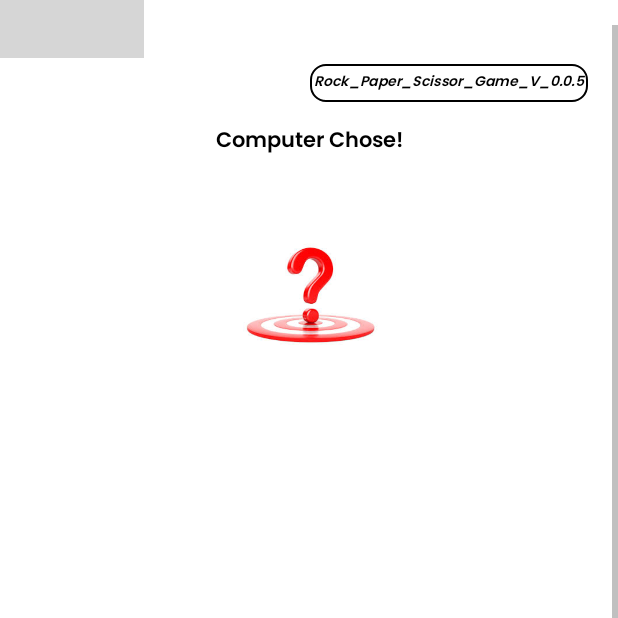
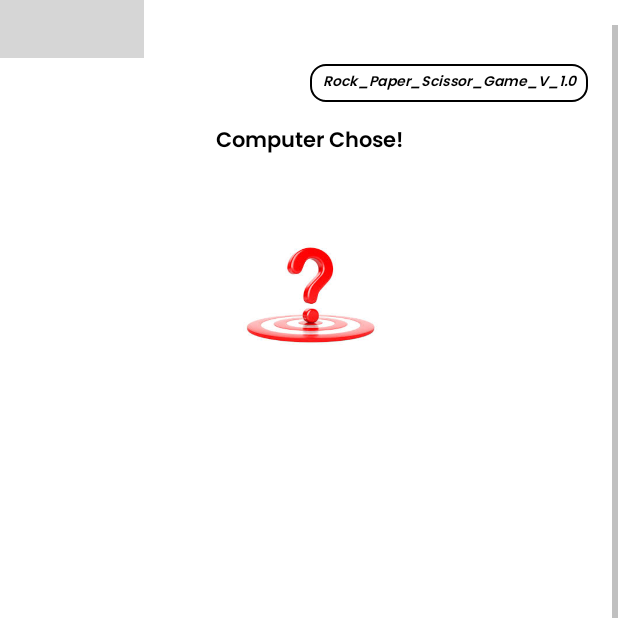
Before and after one commit to joymridha2004/Rock-Paper-scissor_Game_Java_Application, an Android app: the Game_Activity screen opened directly, with no data from a screen before it, scrolled down 17 dp, on a phone screen of 412 x 824 dp, the top half of it. Run offline under Robolectric (Android 15) with nearby library versions, the phone set to English and light mode, and no system bars; grey boxes are pictures that could not be loaded.

Commit message:
This app ready for light use Rock_paper_scissor_V_1.0

```diff
--- a/app/src/main/res/values/strings.xml
+++ b/app/src/main/res/values/strings.xml
@@ -4,7 +4,7 @@
     <string name="have_a_good_day_friends">have_a_good_day_friends</string>
     <string name="enter_player_name">enter_player_name</string>
     <string name="players_details">players_details</string>
-    <string name="version">Rock_Paper_Scissor_Game_V_0.0.5</string>
+    <string name="version">Rock_Paper_Scissor_Game_V_1.0</string>
     <string name="restart">restart</string>
     <string name="draw">Draw</string>
     <string name="please_chose_item">Please Chose Item</string>
```
Also changed, not shown: app/src/main/java/com/example/rock_paper_scissor_game/Game_Activity.java (+9 -1 lines).
